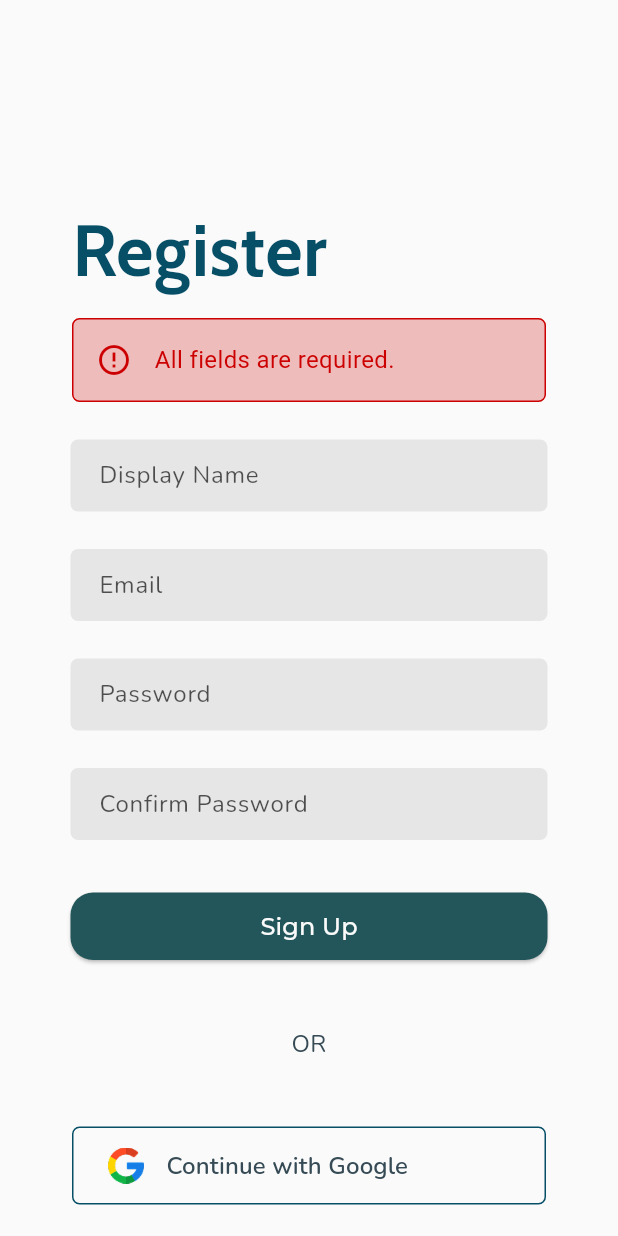
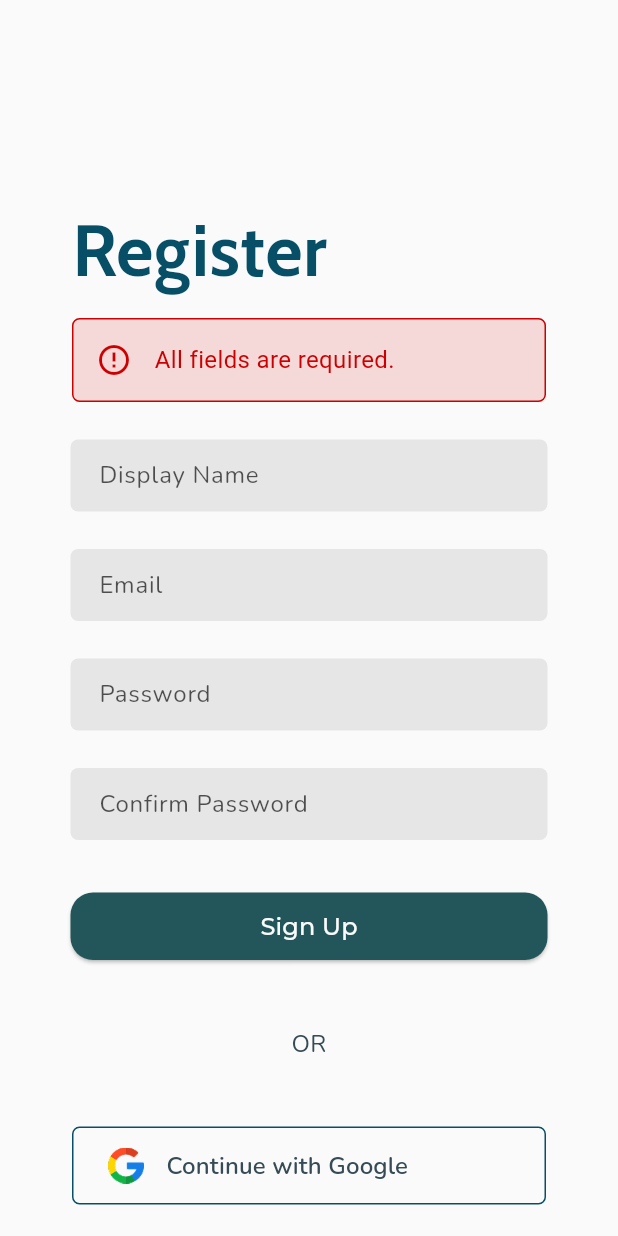
Before and after one commit to Steff1928/301.3_Flutter_Firebase_App, a Flutter app: the RegisterAccountPage screen opened directly with empty values, after a tap on "Sign Up", on a phone screen of 412 x 824 dp. Run offline on Flutter 3.47's test engine with Material 3 defaults, Android fonts, the phone set to English and light mode, and no system bars; our stand-ins replace cloud_firestore, file_picker, firebase_auth, firebase_core, google_sign_in; accounts and stored records are empty.

Commit message:
Updated some minor things

```diff
--- a/edubot/lib/components/error_tile.dart
+++ b/edubot/lib/components/error_tile.dart
@@ -14,7 +14,7 @@ class ErrorTile extends StatelessWidget {
         decoration: BoxDecoration(
           border: Border.all(width: 1, color: Theme.of(context).colorScheme.error),
           borderRadius: BorderRadius.circular(5),
-          color: Theme.of(context).colorScheme.error.withValues(alpha: 0.25),
+          color: Colors.red.shade300.withValues(alpha: 0.25),
         ),
         padding: EdgeInsets.all(15),
         child: Row(
--- a/edubot/lib/components/secondary_text_field.dart
+++ b/edubot/lib/components/secondary_text_field.dart
@@ -1,3 +1,4 @@
+import 'package:flutter/foundation.dart';
 import 'package:flutter/material.dart';
 
 class SecondaryTextField extends StatelessWidget {
@@ -38,7 +39,8 @@ class SecondaryTextField extends StatelessWidget {
 
         // Style
         decoration: InputDecoration(
-          contentPadding: EdgeInsets.symmetric(vertical: 10, horizontal: 15),
+          isDense: kIsWeb ? true : false,
+          contentPadding: EdgeInsets.symmetric(vertical: 12, horizontal: 15),
           hintText: "Type a Message...",
           hintStyle: TextStyle(
             fontFamily: "Nunito",
--- a/edubot/lib/services/authentication/auth_manager.dart
+++ b/edubot/lib/services/authentication/auth_manager.dart
@@ -33,7 +33,10 @@ class AuthManager {
         // Handle errors
         if (e.code == 'unknown') {
           throw Exception("Unknown email");
-        } else if (e.code == 'requires-recent-login') {
+        } else if (e.code == 'invalid-new-email') {
+          throw Exception("Invalid new email");
+        }
+        else if (e.code == 'requires-recent-login') {
           throw Exception("Requires recent login");
         } else {
           throw Exception("Error updating email: ${e.code}");
```
